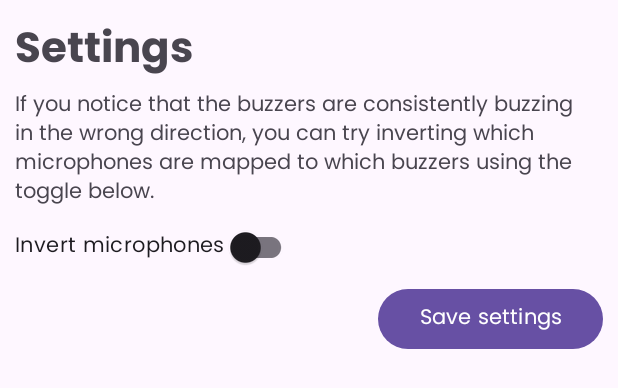
After one commit to Apollo199999999/AssistiveHearing, an Android app: the layout settings_dialog.xml on its own in the app's theme, with its tools: preview values and no code run, on a phone screen of 412 x 824 dp. The commit adds this screen. Shown: the top 388 px of the screen. Run offline under Robolectric (Android 15) with nearby library versions, the phone set to English and light mode, and no system bars.

Commit message:
Add setting to invert mics

```diff
--- /dev/null
+++ b/app/src/main/res/layout/settings_dialog.xml
@@ -0,0 +1,42 @@
+<?xml version="1.0" encoding="utf-8"?>
+<LinearLayout xmlns:android="http://schemas.android.com/apk/res/android"
+    android:layout_width="fill_parent"
+    android:layout_height="wrap_content"
+    android:layout_margin="10dp"
+    android:gravity="start"
+    android:orientation="vertical">
+
+    <TextView
+        android:layout_width="wrap_content"
+        android:layout_height="wrap_content"
+        android:text="Settings"
+        android:textSize="28sp"
+        android:textStyle="bold" />
+
+    <TextView
+        android:layout_width="wrap_content"
+        android:layout_height="wrap_content"
+        android:text="If you notice that the buzzers are consistently buzzing in the wrong direction, you can try inverting which microphones are mapped to which buzzers using the toggle below." />
+
+    <androidx.appcompat.widget.SwitchCompat
+        android:id="@+id/invertSwitch"
+        android:layout_width="wrap_content"
+        android:layout_height="wrap_content"
+        android:text="Invert microphones"
+        android:checked="false"/>
+
+    <LinearLayout
+        android:layout_width="wrap_content"
+        android:layout_height="wrap_content"
+        android:layout_gravity="right"
+        android:orientation="horizontal">
+
+        <Button
+            android:id="@+id/btn_yes"
+            android:layout_width="150dp"
+            android:layout_height="wrap_content"
+            android:clickable="true"
+            android:text="Save settings" />
+    </LinearLayout>
+
+</LinearLayout>
--- a/app/src/main/res/values/strings.xml
+++ b/app/src/main/res/values/strings.xml
@@ -1,3 +1,5 @@
 <resources>
     <string name="app_name">AssistiveHearing</string>
+    <!-- TODO: Remove or change this placeholder text -->
+    <string name="hello_blank_fragment">Hello blank fragment</string>
 </resources>
```
Also changed, not shown: app/src/main/java/com/sic/assistivehearing/MainActivity.java (+25 -2 lines), app/src/main/java/com/sic/assistivehearing/SettingsDialog.java (added, +56 -0 lines).
